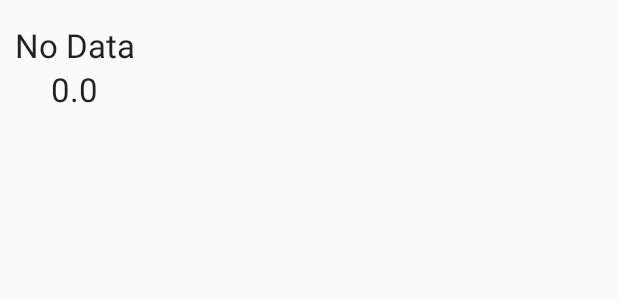
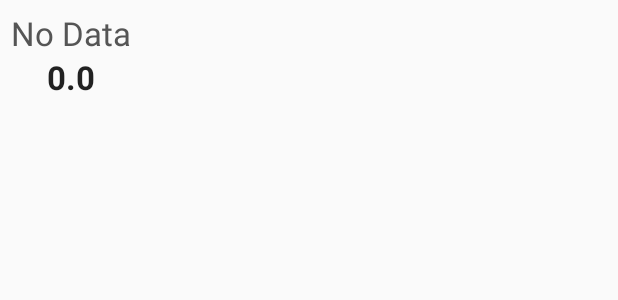
Before and after one commit to iandouglas96/drivR, an Android app: the layout instrument_fragment.xml on its own in the app's theme, with its tools: preview values and no code run, on a phone screen of 412 x 824 dp. Shown: the top 300 px of the screen. Run offline under Robolectric (Android 15) with nearby library versions, the phone set to English and light mode, and no system bars.

Commit message:
Incremental: Made things look prettier

```diff
--- a/app/src/main/res/layout/instrument_fragment.xml
+++ b/app/src/main/res/layout/instrument_fragment.xml
@@ -1,7 +1,7 @@
 <?xml version="1.0" encoding="utf-8"?>
 <RelativeLayout xmlns:android="http://schemas.android.com/apk/res/android"
-    android:layout_width="100dp" android:layout_height="100dp"
-    android:paddingTop="15dp"
+    android:layout_width="wrap_content" android:layout_height="wrap_content"
+    android:padding="7dp"
     android:id="@+id/background_layout">
 
     <TextView
@@ -11,7 +11,8 @@
         android:text="No Data"
         android:id="@+id/name_label"
         android:layout_alignParentTop="true"
-        android:layout_centerHorizontal="true" />
+        android:layout_centerHorizontal="true"
+        android:textColor="#FF555555" />
 
     <TextView
         android:layout_width="wrap_content"
@@ -21,6 +22,7 @@
         android:id="@+id/data_label"
         android:clickable="false"
         android:layout_below="@+id/name_label"
-        android:layout_centerHorizontal="true" />
+        android:layout_centerHorizontal="true"
+        android:textStyle="bold" />
 
 </RelativeLayout>
--- a/app/src/main/res/layout/instrument_settings.xml
+++ b/app/src/main/res/layout/instrument_settings.xml
@@ -64,7 +64,7 @@
 
         <Spinner
             android:layout_width="wrap_content"
-            android:layout_height="wrap_content"
+            android:layout_height="50dp"
             android:id="@+id/instrument_format"
             android:layout_weight="1" />
 
@@ -86,7 +86,7 @@
 
         <Spinner
             android:layout_width="wrap_content"
-            android:layout_height="wrap_content"
+            android:layout_height="50dp"
             android:id="@+id/instrument_channel"
             android:layout_weight="1" />
     </LinearLayout>
```
Also changed, not shown: app/src/main/java/com/pxlweavr/drivr/InstrumentFragment.java (+12 -0 lines).
